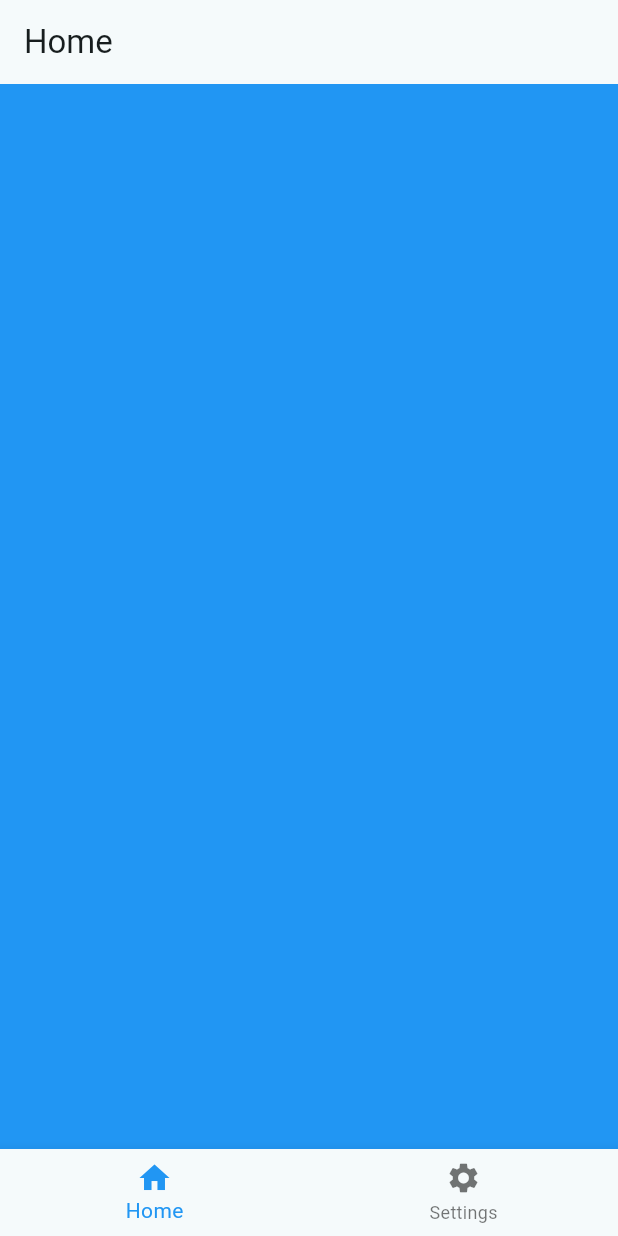
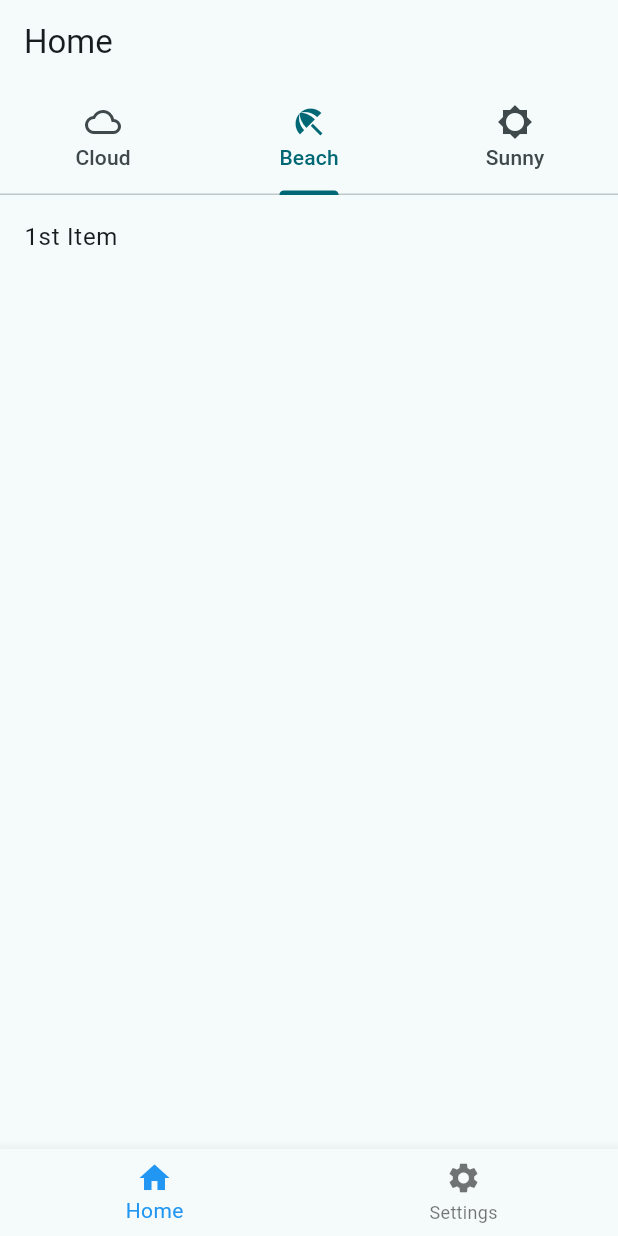
Before and after one commit to Aspiral20/task_trecker, a Flutter app: the screen it shows after launch, on a phone screen of 412 x 824 dp. Run offline on Flutter 3.47's test engine with Material 3 defaults, Android fonts, the light colour scheme and no system bars; our stand-ins replace auto_route.

Commit message:
[App] Added Home screen.

```diff
--- a/lib/app/home/view/home.screen.dart
+++ b/lib/app/home/view/home.screen.dart
@@ -1,6 +1,45 @@
+import 'package:flutter/material.dart';
 import 'package:auto_route/auto_route.dart';
-import 'package:flutter/material.dart';
-import 'package:task_trecker/router/router.gr.dart';
+
+// import 'package:task_trecker/features/bottom_app_bar/bottom_app_bar.dart';
+// import 'package:task_trecker/features/bottom_app_bar/view/bottom_app_bar.screen.dart';
+
+List<Map<dynamic, dynamic>> listTabs = [
+  {
+    'title': 'Cloud',
+    'icon': Icons.cloud_outlined,
+    'data': [
+      {
+        'title': 'First Item',
+      },
+      {
+        'title': '2nd Item',
+      },
+    ]
+  },
+  {
+    'title': 'Beach',
+    'icon': Icons.beach_access_sharp,
+    'data': [
+      {
+        'title': '1st Item',
+      },
+    ]
+  },
+  {
+    'title': 'Sunny',
+    'icon': Icons.brightness_5_sharp,
+    'data': [
+      {
+        'title': 'First Item',
+      },
+    ]
+  },
+];
+
+final List<Map> notFoundData = [
+  {'title': 'Not found data'}
+];
 
 @RoutePage()
 class HomeScreen extends StatefulWidget {
@@ -48,13 +87,36 @@ class _HomeScreenState extends State<HomeScreen> {
     //       );
     //     });
 
-    return Scaffold(
-      appBar: AppBar(
-        title: Text('Home'),
-      ),
-      backgroundColor: theme.primaryColor,
-      body: Container(),
-    );
+    return DefaultTabController(
+        initialIndex: 1,
+        length: listTabs.length,
+        child: Scaffold(
+          appBar: AppBar(
+            title: const Text('Home'),
+            bottom: TabBar(
+              tabs: <Widget>[
+                for (var listTab in listTabs)
+                  Tab(
+                    icon: Icon(listTab['icon']),
+                    text: listTab['title'] ?? 'No Title',
+                  )
+              ],
+            ),
+          ),
+          body: TabBarView(
+            children: <Widget>[
+              for (var listTab in listTabs)
+                ListView(
+                  children: [
+                    for (var tabDataEl in listTab['data'] ?? notFoundData)
+                      ListTile(
+                        title: Text(tabDataEl['title']),
+                      )
+                  ],
+                ),
+            ],
+          ),
+        ));
   }
 
   void _openPage(int index, TabsRouter tabsRouter) {
--- a/lib/app/settings/view/settings.screen.dart
+++ b/lib/app/settings/view/settings.screen.dart
@@ -43,7 +43,7 @@ class _SettingsScreenState extends State<SettingsScreen> {
 
     return Scaffold(
       appBar: AppBar(
-        title: Text('Settings'),
+        title: const Text('Settings'),
       ),
       backgroundColor: theme.primaryColor,
       body: Container(),
--- /dev/null
+++ b/lib/features/bottom_app_bar/bottom_app_bar.dart
@@ -0,0 +1 @@
+export 'view/view.dart';
--- /dev/null
+++ b/lib/features/bottom_app_bar/view/view.dart
@@ -0,0 +1 @@
+export 'bottom_app_bar.screen.dart';
```
Also changed, not shown: lib/features/bottom_app_bar/view/bottom_app_bar.screen.dart (added, +22 -0 lines).
